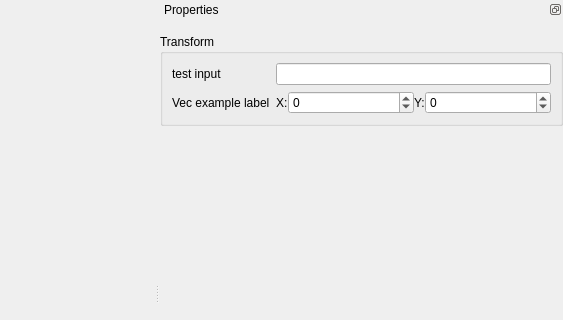
First picture: the form in src/ui/element_editor.ui, repository LNDF/Element-Editor, before the edit; both pictures show x 563 to 1126 and y 0 to 320 of the 1126 by 586 pixel window.
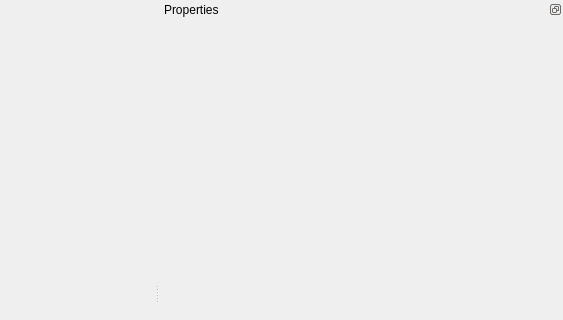
Second picture: the form after the edit.

Commit message: Remove placeholder properties

Diff of the .ui file:
```diff
--- a/src/ui/element_editor.ui
+++ b/src/ui/element_editor.ui
@@ -198,172 +198,7 @@
        <property name="alignment">
         <set>Qt::AlignLeading|Qt::AlignLeft|Qt::AlignTop</set>
        </property>
-       <widget class="QWidget" name="properties_contents">
-        <property name="sizePolicy">
-         <sizepolicy hsizetype="Preferred" vsizetype="Fixed">
-          <horstretch>0</horstretch>
-          <verstretch>0</verstretch>
-         </sizepolicy>
-        </property>
-        <layout class="QVBoxLayout" name="properties_contents_layout">
-         <property name="spacing">
-          <number>0</number>
-         </property>
-         <property name="leftMargin">
-          <number>0</number>
-         </property>
-         <property name="topMargin">
-          <number>15</number>
-         </property>
-         <property name="rightMargin">
-          <number>0</number>
-         </property>
-         <property name="bottomMargin">
-          <number>15</number>
-         </property>
-         <item>
-          <widget class="QGroupBox" name="group">
-           <property name="sizePolicy">
-            <sizepolicy hsizetype="Preferred" vsizetype="Preferred">
-             <horstretch>0</horstretch>
-             <verstretch>0</verstretch>
-            </sizepolicy>
-           </property>
-           <property name="minimumSize">
-            <size>
-             <width>0</width>
-             <height>0</height>
-            </size>
-           </property>
-           <property name="title">
-            <string>Transform</string>
-           </property>
-           <property name="flat">
-            <bool>true</bool>
-           </property>
-           <layout class="QFormLayout" name="group_layout">
-            <property name="sizeConstraint">
-             <enum>QLayout::SetDefaultConstraint</enum>
-            </property>
-            <property name="fieldGrowthPolicy">
-             <enum>QFormLayout::ExpandingFieldsGrow</enum>
-            </property>
-            <property name="formAlignment">
-             <set>Qt::AlignLeading|Qt::AlignLeft|Qt::AlignTop</set>
-            </property>
-            <item row="1" column="0">
-             <widget class="QLabel" name="text_example_label">
-              <property name="text">
-               <string>test input</string>
-              </property>
-             </widget>
-            </item>
-            <item row="1" column="1">
-             <widget class="QLineEdit" name="text_example_edit">
-              <property name="readOnly">
-               <bool>false</bool>
-              </property>
-              <property name="clearButtonEnabled">
-               <bool>false</bool>
-              </property>
-             </widget>
-            </item>
-            <item row="2" column="0">
-             <widget class="QLabel" name="vec_example_label">
-              <property name="text">
-               <string>Vec example label</string>
-              </property>
-             </widget>
-            </item>
-            <item row="2" column="1">
-             <widget class="QWidget" name="vec_1" native="true">
-              <property name="sizePolicy">
-               <sizepolicy hsizetype="MinimumExpanding" vsizetype="Preferred">
-                <horstretch>0</horstretch>
-                <verstretch>0</verstretch>
-               </sizepolicy>
-              </property>
-              <property name="minimumSize">
-               <size>
-                <width>80</width>
-                <height>0</height>
-               </size>
-              </property>
-              <layout class="QHBoxLayout" name="vec_layout">
-               <property name="spacing">
-                <number>0</number>
-               </property>
-               <property name="leftMargin">
-                <number>0</number>
-               </property>
-               <property name="topMargin">
-                <number>0</number>
-               </property>
-               <property name="rightMargin">
-                <number>0</number>
-               </property>
-               <property name="bottomMargin">
-                <number>0</number>
-               </property>
-               <item>
-                <widget class="QLabel" name="x_label">
-                 <property name="text">
-                  <string>X:</string>
-                 </property>
-                </widget>
-               </item>
-               <item>
-                <widget class="QSpinBox" name="x_input">
-                 <property name="sizePolicy">
-                  <sizepolicy hsizetype="MinimumExpanding" vsizetype="Preferred">
-                   <horstretch>0</horstretch>
-                   <verstretch>0</verstretch>
-                  </sizepolicy>
-                 </property>
-                 <property name="minimum">
-                  <number>-2147483647</number>
-                 </property>
-                 <property name="maximum">
-                  <number>2147483647</number>
-                 </property>
-                 <property name="stepType">
-                  <enum>QAbstractSpinBox::AdaptiveDecimalStepType</enum>
-                 </property>
-                </widget>
-               </item>
-               <item>
-                <widget class="QLabel" name="y_label">
-                 <property name="text">
-                  <string>Y:</string>
-                 </property>
-                </widget>
-               </item>
-               <item>
-                <widget class="QSpinBox" name="y_input">
-                 <property name="sizePolicy">
-                  <sizepolicy hsizetype="MinimumExpanding" vsizetype="Preferred">
-                   <horstretch>0</horstretch>
-                   <verstretch>0</verstretch>
-                  </sizepolicy>
-                 </property>
-                 <property name="minimum">
-                  <number>-2147483647</number>
-                 </property>
-                 <property name="maximum">
-                  <number>2147483647</number>
-                 </property>
-                 <property name="stepType">
-                  <enum>QAbstractSpinBox::AdaptiveDecimalStepType</enum>
-                 </property>
-                </widget>
-               </item>
-              </layout>
-             </widget>
-            </item>
-           </layout>
-          </widget>
-         </item>
-        </layout>
+       <widget class="QWidget" name="properties_container_default">
        </widget>
       </widget>
      </item>
```
